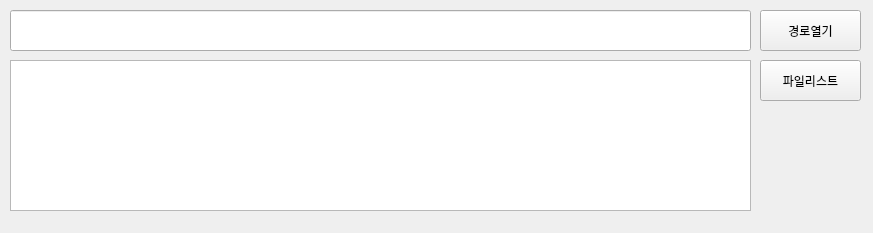
Old version of the form TestCode/Folder_UI.ui in the repository kimhopepa/PythonPjt.
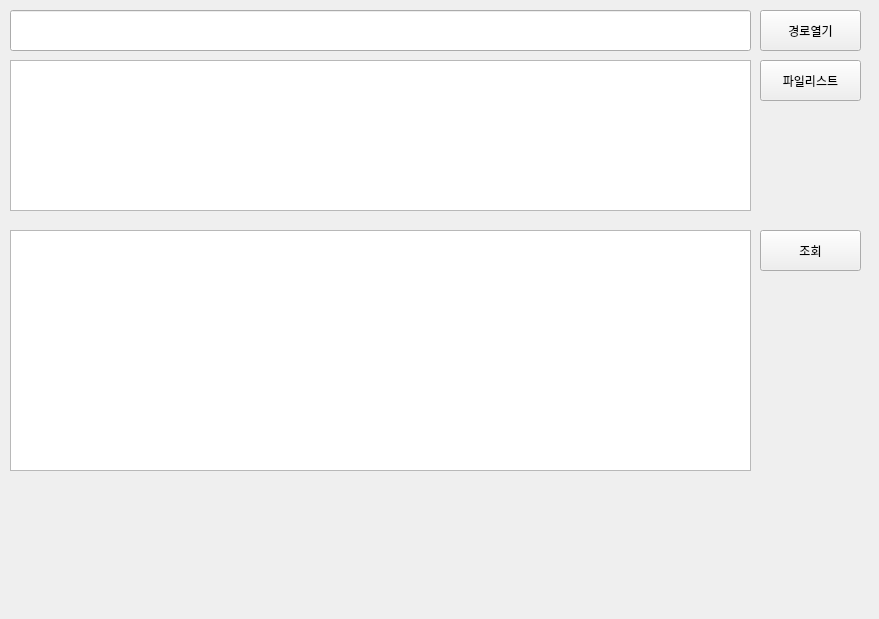
New version of the form.

```diff
--- a/TestCode/Folder_UI.ui
+++ b/TestCode/Folder_UI.ui
@@ -6,8 +6,8 @@
    <rect>
     <x>0</x>
     <y>0</y>
-    <width>873</width>
-    <height>233</height>
+    <width>879</width>
+    <height>619</height>
    </rect>
   </property>
   <property name="windowTitle">
@@ -59,6 +59,29 @@
     </rect>
    </property>
   </widget>
+  <widget class="QTableWidget" name="tableWidget_version">
+   <property name="geometry">
+    <rect>
+     <x>10</x>
+     <y>230</y>
+     <width>741</width>
+     <height>241</height>
+    </rect>
+   </property>
+  </widget>
+  <widget class="QPushButton" name="pushButton_Search">
+   <property name="geometry">
+    <rect>
+     <x>760</x>
+     <y>230</y>
+     <width>101</width>
+     <height>41</height>
+    </rect>
+   </property>
+   <property name="text">
+    <string>조회</string>
+   </property>
+  </widget>
  </widget>
  <resources/>
  <connections/>
```
